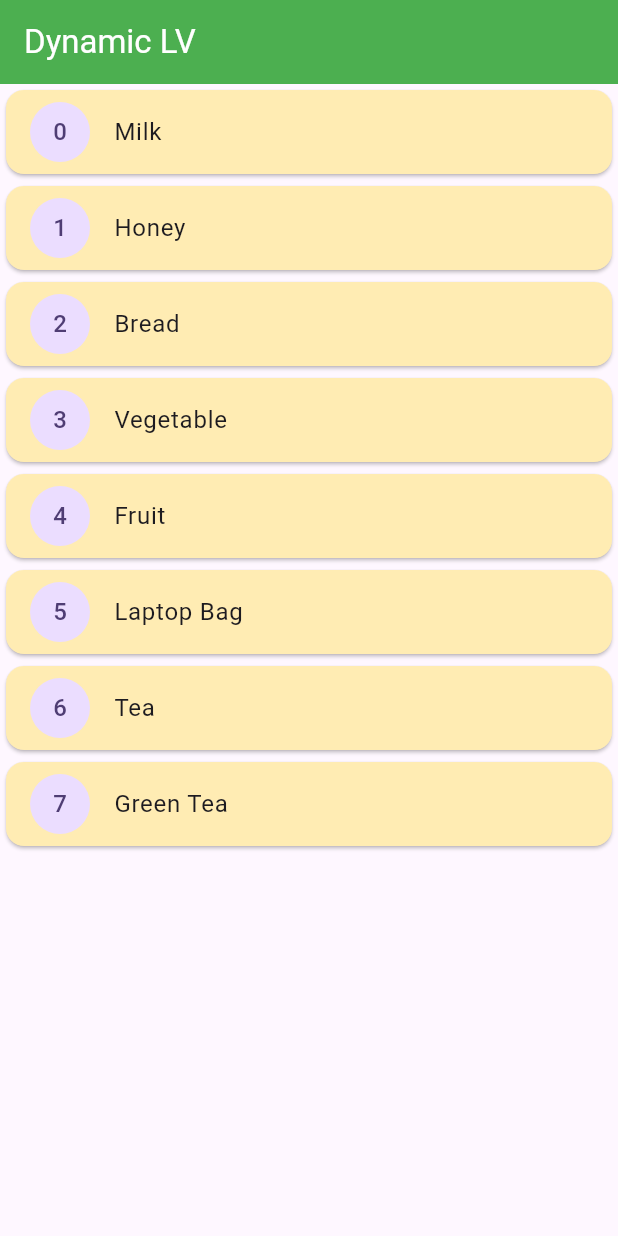
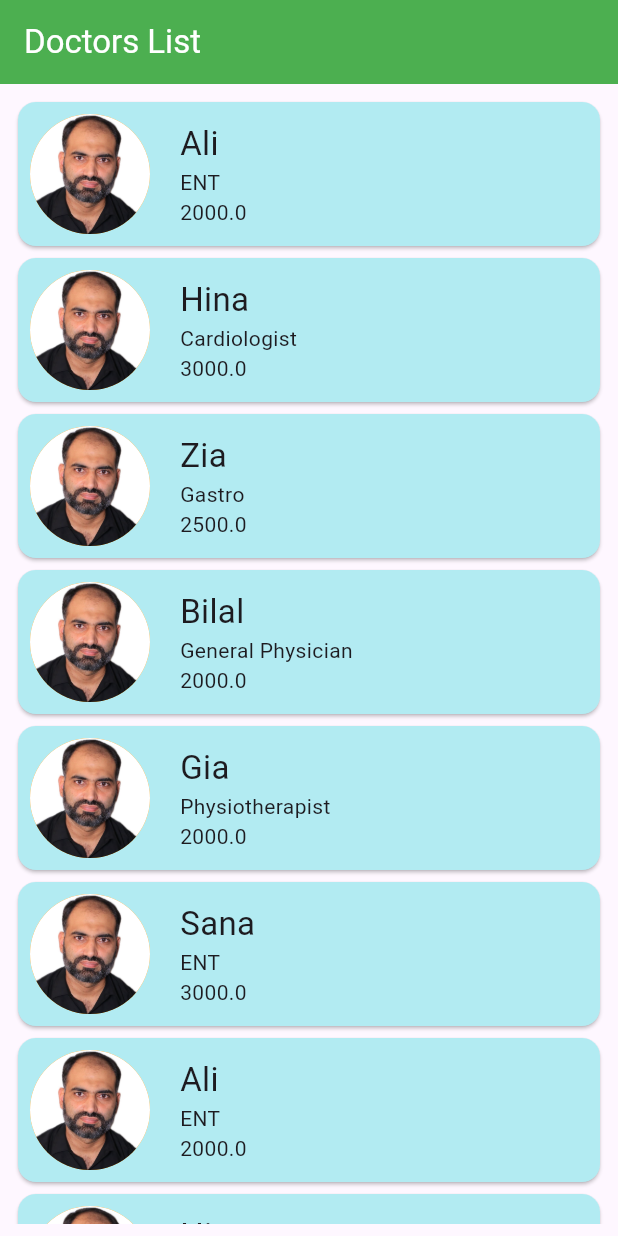
Before and after one commit to abidroid/flutter_online_june_project, a Flutter app: the screen it shows after launch, on a phone screen of 412 x 824 dp. Run offline on Flutter 3.47's test engine with Material 3 defaults, Android fonts, the phone set to English and light mode, and no system bars.

Commit message:
Doctors List Screen

```diff
--- a/lib/main.dart
+++ b/lib/main.dart
@@ -1,5 +1,6 @@
 import 'package:flutter/material.dart';
 import 'package:flutter_online_june_project/screens/cross_axis_demo_screen.dart';
+import 'package:flutter_online_june_project/screens/doctor_list_screen.dart';
 import 'package:flutter_online_june_project/screens/dynamic_listview_screen.dart';
 import 'package:flutter_online_june_project/screens/first_screen.dart';
 import 'package:flutter_online_june_project/screens/images_demo_screen.dart';
@@ -23,7 +24,7 @@ class MyApp extends StatelessWidget {
       theme: ThemeData(
         colorScheme: ColorScheme.fromSeed(seedColor: Colors.deepPurple),
       ),
-      home: const DynamicListviewScreen() // Launcher screen
+      home: const DoctorListScreen() // Launcher screen
     );
   }
 }
--- /dev/null
+++ b/lib/models/doctor.dart
@@ -0,0 +1,15 @@
+
+
+class Doctor {
+  late String name;
+  late String spe;
+  late double fee;
+  late String photo;
+
+  Doctor({
+    required this.name,
+    required this.spe,
+    required this.fee,
+    required this.photo,
+  });
+}
--- /dev/null
+++ b/lib/screens/doctor_list_screen.dart
@@ -0,0 +1,70 @@
+
+import 'package:flutter/material.dart';
+import 'package:flutter_online_june_project/models/doctor.dart';
+
+class DoctorListScreen extends StatelessWidget {
+  const DoctorListScreen({super.key});
+
+  @override
+  Widget build(BuildContext context) {
+
+    // Hard Coded Data
+    List<Doctor> doctors = [
+      Doctor(name: 'Ali', spe: 'ENT', fee: 2000, photo: 'images/abid.png'),
+      Doctor(name: 'Hina', spe: 'Cardiologist', fee: 3000, photo: 'images/abid.png'),
+      Doctor(name: 'Zia', spe: 'Gastro', fee: 2500, photo: 'images/abid.png'),
+      Doctor(name: 'Bilal', spe: 'General Physician', fee: 2000, photo: 'images/abid.png'),
+      Doctor(name: 'Gia', spe: 'Physiotherapist', fee: 2000, photo: 'images/abid.png'),
+      Doctor(name: 'Sana', spe: 'ENT', fee: 3000, photo: 'images/abid.png'),
+      Doctor(name: 'Ali', spe: 'ENT', fee: 2000, photo: 'images/abid.png'),
+      Doctor(name: 'Hina', spe: 'Cardiologist', fee: 3000, photo: 'images/abid.png'),
+      Doctor(name: 'Zia', spe: 'Gastro', fee: 2500, photo: 'images/abid.png'),
+      Doctor(name: 'Bilal', spe: 'General Physician', fee: 2000, photo: 'images/abid.png'),
+      Doctor(name: 'Gia', spe: 'Physiotherapist', fee: 2000, photo: 'images/abid.png'),
+      Doctor(name: 'Sana', spe: 'ENT', fee: 3000, photo: 'images/abid.png'),
+
+    ];
+
+    return Scaffold(
+      appBar: AppBar(
+        title: const Text('Doctors List'),
+        backgroundColor: Colors.green,
+        foregroundColor: Colors.white,
+      ),
+      body: Padding(
+        padding: const EdgeInsets.all(8.0),
+        child: ListView.builder(
+            itemCount: doctors.length,
+            itemBuilder: (BuildContext context, int index){
+              return Card(
+
+                color: Colors.cyan[100],
+
+                child: Padding(
+                  padding: const EdgeInsets.all(8.0),
+                  child: Row(
+                    spacing: 20,
+                    children: [
+                      CircleAvatar(
+                        radius: 40,
+                        backgroundColor: Colors.orange,
+                        backgroundImage: AssetImage(doctors[index].photo),
+                      ),
+
+                      Column(
+                        crossAxisAlignment: CrossAxisAlignment.start,
+                        children: [
+                          Text(doctors[index].name, style: TextStyle(fontSize: 22),),
+                          Text(doctors[index].spe),
+                          Text(doctors[index].fee.toString()),
+                        ],
+                      )
+                    ],
+                  ),
+                ),
+              );
+            }),
+      ),
+    );
+  }
+}
```
